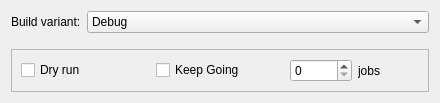
Qt form src/plugins/qbsprojectmanager/qbsbuildstepconfigwidget.ui (qt-creator/qt-creator) before a commit.
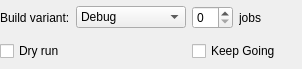
The same form after that commit.

Commit message: Qbs: Clean up build step ui

Patch:
```diff
--- a/src/plugins/qbsprojectmanager/qbsbuildstepconfigwidget.ui
+++ b/src/plugins/qbsprojectmanager/qbsbuildstepconfigwidget.ui
@@ -6,52 +6,28 @@
    <rect>
     <x>0</x>
     <y>0</y>
-    <width>440</width>
-    <height>97</height>
+    <width>302</width>
+    <height>69</height>
    </rect>
   </property>
   <layout class="QGridLayout" name="gridLayout">
-   <property name="verticalSpacing">
-    <number>16</number>
+   <property name="leftMargin">
+    <number>0</number>
    </property>
-   <item row="1" column="0" colspan="2">
-    <widget class="QFrame" name="frame">
-     <property name="frameShape">
-      <enum>QFrame::StyledPanel</enum>
+   <property name="topMargin">
+    <number>0</number>
+   </property>
+   <property name="rightMargin">
+    <number>0</number>
+   </property>
+   <property name="bottomMargin">
+    <number>0</number>
+   </property>
+   <item row="0" column="0">
+    <widget class="QLabel" name="buildVariantLabel">
+     <property name="text">
+      <string>Build variant:</string>
      </property>
-     <property name="frameShadow">
-      <enum>QFrame::Plain</enum>
-     </property>
-     <layout class="QHBoxLayout" name="horizontalLayout_2">
-      <item>
-       <widget class="QCheckBox" name="dryRunCheckBox">
-        <property name="text">
-         <string>Dry run</string>
-        </property>
-       </widget>
-      </item>
-      <item>
-       <widget class="QCheckBox" name="keepGoingCheckBox">
-        <property name="text">
-         <string>Keep Going</string>
-        </property>
-       </widget>
-      </item>
-      <item>
-       <layout class="QHBoxLayout" name="horizontalLayout">
-        <item>
-         <widget class="QSpinBox" name="jobSpinBox"/>
-        </item>
-        <item>
-         <widget class="QLabel" name="label">
-          <property name="text">
-           <string>jobs</string>
-          </property>
-         </widget>
-        </item>
-       </layout>
-      </item>
-     </layout>
     </widget>
    </item>
    <item row="0" column="1">
@@ -74,10 +50,44 @@
      </item>
     </widget>
    </item>
-   <item row="0" column="0">
-    <widget class="QLabel" name="buildVariantLabel">
+   <item row="0" column="2">
+    <layout class="QHBoxLayout" name="horizontalLayout">
+     <item>
+      <widget class="QSpinBox" name="jobSpinBox"/>
+     </item>
+     <item>
+      <widget class="QLabel" name="label">
+       <property name="text">
+        <string>jobs</string>
+       </property>
+      </widget>
+     </item>
+     <item>
+      <spacer name="horizontalSpacer_2">
+       <property name="orientation">
+        <enum>Qt::Horizontal</enum>
+       </property>
+       <property name="sizeHint" stdset="0">
+        <size>
+         <width>40</width>
+         <height>20</height>
+        </size>
+       </property>
+      </spacer>
+     </item>
+    </layout>
+   </item>
+   <item row="1" column="0" colspan="2">
+    <widget class="QCheckBox" name="dryRunCheckBox">
      <property name="text">
-      <string>Build variant:</string>
+      <string>Dry run</string>
+     </property>
+    </widget>
+   </item>
+   <item row="1" column="2">
+    <widget class="QCheckBox" name="keepGoingCheckBox">
+     <property name="text">
+      <string>Keep Going</string>
      </property>
     </widget>
    </item>
```
The commit also changes 1 other file.
